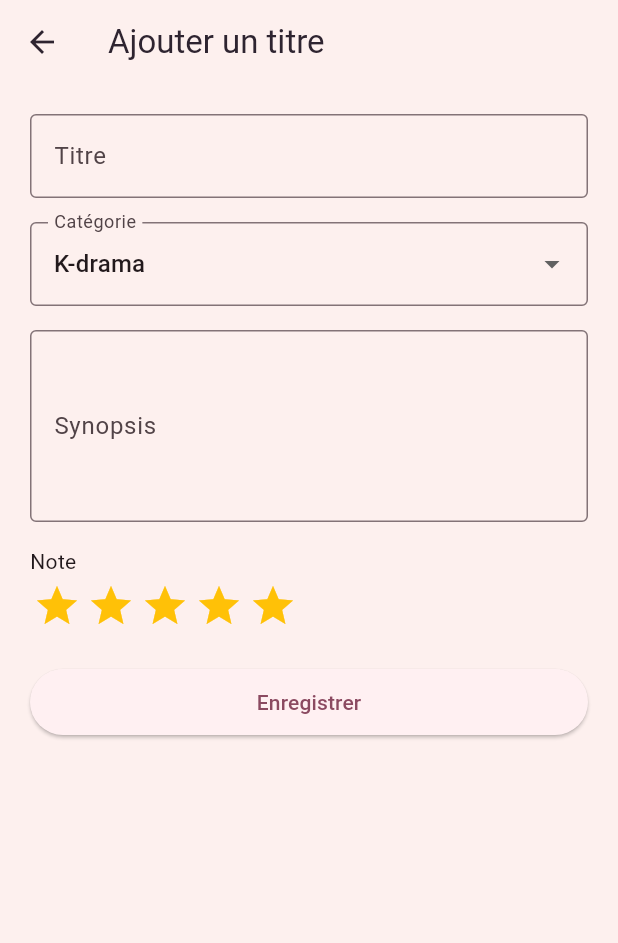
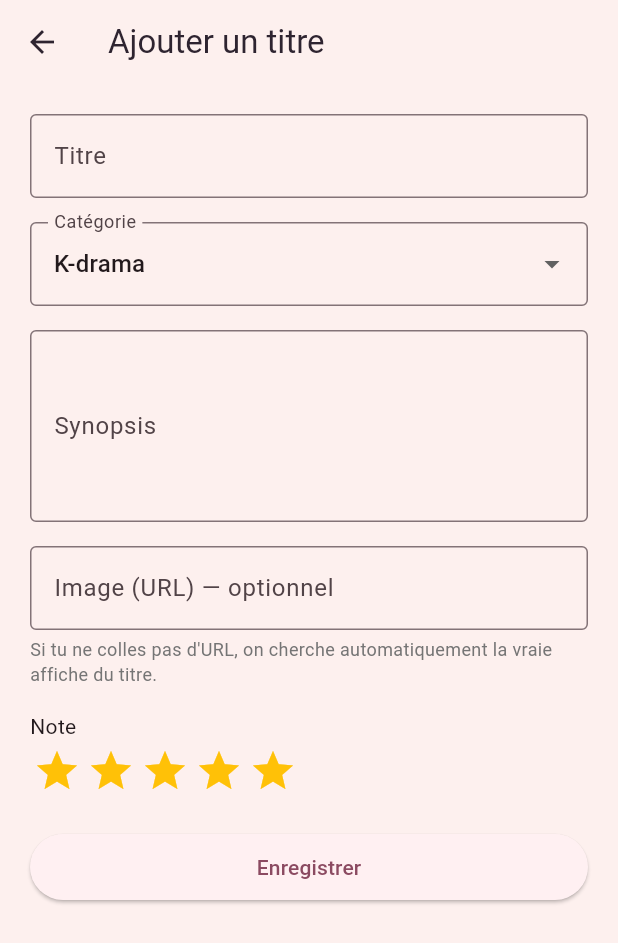
Before and after one commit to Didi17ane/Didi-s-Pop_V2, a Flutter app: the screen it shows after launch, after a tap on "Ajouter", on a phone screen of 412 x 824 dp. Shown: the top 943 px of the screen. Run offline on Flutter 3.47's test engine with Material 3 defaults, Android fonts, the light colour scheme and no system bars; our stand-ins replace go_router, shared_preferences; network calls fail.

Commit message:
[UPDATE]: Limite de Catégorie et titre

```diff
--- a/lib/app_state.dart
+++ b/lib/app_state.dart
@@ -6,6 +6,7 @@ import 'package:shared_preferences/shared_preferences.dart';
 import 'data/sample_data.dart';
 import 'models/app_category.dart';
 import 'models/watchable.dart';
+import 'services/poster_service.dart';
 
 const _kItemsKey = 'didis_pop_items';
 const _kThemeKey = 'didis_pop_theme_mode';
@@ -18,6 +19,9 @@ const _kCategoriesKey = 'didis_pop_categories';
 /// Toutes les mutations sont persistées dans shared_preferences, donc elles
 /// survivent à la fermeture de l'app.
 class AppState extends ChangeNotifier {
+  /// Nombre maximum de catégories (par défaut + personnalisées confondues).
+  static const int maxCategories = 5;
+
   List<Watchable> items = [];
   List<AppCategory> categories = [];
   ThemeMode themeMode = ThemeMode.light;
@@ -37,7 +41,7 @@ class AppState extends ChangeNotifier {
           .map((e) => AppCategory.fromJson(e as Map<String, dynamic>))
           .toList();
     } else {
-      categories = AppCategory.defaults();
+      categories = List<AppCategory>.from(AppCategory.defaults());
     }
 
     final storedItems = prefs.getString(_kItemsKey);
@@ -47,8 +51,22 @@ class AppState extends ChangeNotifier {
           .map((e) => Watchable.fromJson(e as Map<String, dynamic>))
           .toList();
     } else {
-      // Premier lancement : on part des données de démo.
-      items = SampleData.initialList();
+      // Premier lancement : on part des données de démo, mais on tente de
+      // remplacer l'image aléatoire de chaque titre par sa vraie affiche
+      // (même service que pour un ajout manuel, donc la catégorie est bien
+      // prise en compte : Jikan pour "anime", TMDB pour le reste).
+      // Si ça échoue (pas de connexion, pas encore de clé TMDB...), le
+      // titre garde simplement son image de secours — rien ne bloque.
+      final seed = SampleData.initialList();
+      final resolved = <Watchable>[];
+      for (final w in seed) {
+        final found = await PosterService.fetchPosterFor(
+          title: w.title,
+          categoryId: w.categoryId,
+        );
+        resolved.add(found != null ? w.copyWith(imageUrl: found) : w);
+      }
+      items = resolved;
     }
 
     themeMode =
@@ -70,18 +88,37 @@ class AppState extends ChangeNotifier {
     return AppCategory(id: categoryId, name: categoryId, colorValue: 0xFF9E9E9E);
   }
 
-  Future<void> addItem(Watchable item) async {
+  /// Ajoute un titre. Retourne un message d'erreur si un titre du même nom
+  /// existe déjà (comparaison insensible à la casse/espaces), sinon null.
+  Future<String?> addItem(Watchable item) async {
+    final duplicate = items.any((w) =>
+        w.title.trim().toLowerCase() == item.title.trim().toLowerCase());
+    if (duplicate) {
+      return '"${item.title}" est déjà dans ta liste.';
+    }
+
     items.insert(0, item);
     notifyListeners();
     await _persistItems();
+    return null;
   }
 
-  Future<void> updateItem(Watchable item) async {
+  /// Modifie un titre. Retourne un message d'erreur si le nouveau titre
+  /// entre en collision avec un AUTRE titre existant, sinon null.
+  Future<String?> updateItem(Watchable item) async {
+    final duplicate = items.any((w) =>
+        w.id != item.id &&
+        w.title.trim().toLowerCase() == item.title.trim().toLowerCase());
+    if (duplicate) {
+      return '"${item.title}" est déjà dans ta liste.';
+    }
+
     final index = items.indexWhere((w) => w.id == item.id);
-    if (index == -1) return;
+    if (index == -1) return null;
     items[index] = item;
     notifyListeners();
     await _persistItems();
+    return null;
   }
 
   Future<void> deleteItem(String id) async {
@@ -106,16 +143,27 @@ class AppState extends ChangeNotifier {
   }
 
   /// Ajoute une nouvelle catégorie personnalisée. Une couleur est assignée
-  /// automatiquement (rotation dans une petite palette).
-  Future<void> addCategory(String name) async {
+  /// automatiquement (rotation dans une petite palette). Retourne un
+  /// message d'erreur si le nom est vide, en double, ou si la limite de
+  /// [maxCategories] est atteinte — sinon null.
+  Future<String?> addCategory(String name) async {
     final trimmed = name.trim();
-    if (trimmed.isEmpty) return;
+    if (trimmed.isEmpty) return 'Le nom ne peut pas être vide.';
+
+    final duplicate = categories
+        .any((c) => c.name.trim().toLowerCase() == trimmed.toLowerCase());
+    if (duplicate) return 'Cette catégorie existe déjà.';
+
+    if (categories.length >= maxCategories) {
+      return 'Limite de $maxCategories catégories atteinte.';
+    }
 
     final id = DateTime.now().millisecondsSinceEpoch.toString();
     final color = AppCategory.colorForIndex(categories.length);
     categories.add(AppCategory(id: id, name: trimmed, colorValue: color));
     notifyListeners();
     await _persistCategories();
+    return null;
   }
 
   /// Supprime une catégorie ET tous les titres qui lui sont rattachés.
--- /dev/null
+++ b/lib/config/tmdb_config.dart
@@ -0,0 +1,12 @@
+/// Clé API TMDB (gratuite), utilisée pour retrouver automatiquement le
+/// vrai poster d'un titre lors de l'ajout/modification.
+///
+/// Comment l'obtenir :
+/// 1. Crée un compte gratuit sur https://www.themoviedb.org
+/// 2. Va dans Paramètres du compte -> API -> demande une clé (usage
+///    "Développeur", motif "usage personnel" suffit)
+/// 3. Copie la "Clé API (v3 auth)" et colle-la ci-dessous
+///
+/// Tant que ce champ est vide, la recherche TMDB est simplement ignorée
+/// (l'app retombe sur l'image par défaut) — rien ne plante.
+const String tmdbApiKey = '8d4b79ed1832316c99cb6842a460ce6a';
--- a/lib/screens/add_screen.dart
+++ b/lib/screens/add_screen.dart
@@ -2,6 +2,7 @@ import 'package:flutter/material.dart';
 import 'package:go_router/go_router.dart';
 import '../app_state.dart';
 import '../models/watchable.dart';
+import '../services/poster_service.dart';
 import '../widgets/star_rating.dart';
 
 class AddScreen extends StatefulWidget {
@@ -19,8 +20,10 @@ class _AddScreenState extends State<AddScreen> {
 
   late final TextEditingController _titleController;
   late final TextEditingController _synopsisController;
+  late final TextEditingController _imageUrlController;
   late String _categoryId;
   late int _stars; // 1 à 5 ; converti en note /10 au moment d'enregistrer
+  bool _isSaving = false;
 
   bool get _isEditing => widget.editingItem != null;
 
@@ -29,8 +32,8 @@ class _AddScreenState extends State<AddScreen> {
     super.initState();
     final existing = widget.editingItem;
     _titleController = TextEditingController(text: existing?.title ?? '');
-    _synopsisController =
-        TextEditingController(text: existing?.synopsis ?? '');
+    _synopsisController = TextEditingController(text: existing?.synopsis ?? '');
+    _imageUrlController = TextEditingController(text: existing?.imageUrl ?? '');
     // Catégorie existante, ou la première disponible par défaut (il y en a
     // toujours au moins une : K-drama et Anime sont créées au 1er lancement).
     _categoryId = existing?.categoryId ?? widget.appState.categories.first.id;
@@ -42,36 +45,52 @@ class _AddScreenState extends State<AddScreen> {
   void dispose() {
     _titleController.dispose();
     _synopsisController.dispose();
+    _imageUrlController.dispose();
     super.dispose();
   }
 
-  void _submit() {
+  Future<void> _submit() async {
     if (!_formKey.currentState!.validate()) return;
+
+    setState(() => _isSaving = true);
+
+    final title = _titleController.text.trim();
+    var imageUrl = _imageUrlController.text.trim();
+
+    // Si aucune image n'a été collée à la main, on cherche automatiquement
+    // la vraie affiche correspondant au titre. Si rien n'est trouvé (ou
+    // pas de connexion), on retombe sur l'image aléatoire comme avant.
+    if (imageUrl.isEmpty) {
+      final found = await PosterService.fetchPosterFor(
+        title: title,
+        categoryId: _categoryId,
+      );
+      imageUrl = found ?? 'https://picsum.photos/seed/$title/300/420';
+    }
+
+    if (!mounted) return;
 
     final synopsis = _synopsisController.text.trim();
     final existing = widget.editingItem;
 
     final item = Watchable(
       id: existing?.id ?? DateTime.now().millisecondsSinceEpoch.toString(),
-      title: _titleController.text.trim(),
+      title: title,
       categoryId: _categoryId,
       rating: (_stars * 2).toDouble(),
-      imageUrl: existing?.imageUrl ??
-          'https://picsum.photos/seed/${_titleController.text}/300/420',
-      synopsis: synopsis.isEmpty
-          ? 'Ajouté par Didi. Synopsis à compléter.'
-          : synopsis,
+      imageUrl: imageUrl,
+      synopsis: synopsis.isEmpty ? 'Synopsis à compléter.' : synopsis,
     );
 
     if (_isEditing) {
       widget.appState.updateItem(item);
       // On revient au détail (qui affichera la version à jour).
-      context.pop();
+      if (mounted) context.pop();
     } else {
       widget.appState.addItem(item);
       // On revient directement à l'accueil (et pas juste "en arrière"),
       // pour être sûres de retomber sur la liste à jour.
-      context.go('/');
+      if (mounted) context.go('/');
     }
   }
 
@@ -112,8 +131,8 @@ class _AddScreenState extends State<AddScreen> {
                     border: OutlineInputBorder(),
                   ),
                   items: widget.appState.categories
-                      .map((c) => DropdownMenuItem(
-                          value: c.id, child: Text(c.name)))
+                      .map((c) =>
+                          DropdownMenuItem(value: c.id, child: Text(c.name)))
                       .toList(),
                   onChanged: (value) {
                     if (value != null) setState(() => _categoryId = value);
@@ -126,12 +145,29 @@ class _AddScreenState extends State<AddScreen> {
                   maxLines: 4,
                   decoration: const InputDecoration(
                     labelText: 'Synopsis',
-                    hintText: 'Ajouté par Didi. Synopsis à compléter.',
+                    hintText: 'Synopsis à compléter.',
                     border: OutlineInputBorder(),
                   ),
                 ),
                 const SizedBox(height: 16),
-                // Champ 4 : note (1 à 5 étoiles)
+                // Champ 4 : image (optionnel)
+                TextFormField(
+                  controller: _imageUrlController,
+                  decoration: const InputDecoration(
+                    labelText: 'Image (URL) — optionnel',
+                    hintText: 'Laisse vide pour une recherche automatique',
+                    border: OutlineInputBorder(),
+                  ),
+                  keyboardType: TextInputType.url,
+                ),
+                const SizedBox(height: 4),
+                Text(
+                  'Si tu ne colles pas d\'URL, on cherche automatiquement '
+                  'la vraie affiche du titre.',
+                  style: TextStyle(color: Colors.grey[600], fontSize: 12),
+                ),
+                const SizedBox(height: 16),
+                // Champ 5 : note (1 à 5 étoiles)
                 const Text('Note', style: TextStyle(fontSize: 14)),
                 const SizedBox(height: 4),
                 StarRating(
@@ -141,10 +177,19 @@ class _AddScreenState extends State<AddScreen> {
                 ),
                 const SizedBox(height: 24),
                 ElevatedButton(
-                  onPressed: _submit,
+                  onPressed: _isSaving ? null : _submit,
                   child: Padding(
                     padding: const EdgeInsets.symmetric(vertical: 12),
-                    child: Text(_isEditing ? 'Mettre à jour' : 'Enregistrer'),
+                    child: _isSaving
+                        ? const SizedBox(
+                            width: 20,
+                            height: 20,
+                            child: CircularProgressIndicator(
+                              strokeWidth: 2,
+                              color: Colors.white,
+                            ),
+                          )
+                        : Text(_isEditing ? 'Mettre à jour' : 'Enregistrer'),
                   ),
                 ),
               ],
--- a/lib/screens/profile_screen.dart
+++ b/lib/screens/profile_screen.dart
@@ -59,7 +59,11 @@ class _ProfileScreenState extends State<ProfileScreen> {
     );
 
     if (name != null && name.trim().isNotEmpty) {
-      await widget.appState.addCategory(name);
+      final error = await widget.appState.addCategory(name);
+      if (error != null && mounted) {
+        ScaffoldMessenger.of(context)
+            .showSnackBar(SnackBar(content: Text(error)));
+      }
     }
   }
 
@@ -165,7 +169,10 @@ class _ProfileScreenState extends State<ProfileScreen> {
 
                 Row(
                   children: [
-                    const SectionTitle(text: 'Mes catégories'),
+                    SectionTitle(
+                      text:
+                          'Mes catégories (${categories.length}/${AppState.maxCategories})',
+                    ),
                     const Spacer(),
                     IconButton(
                       icon: const Icon(Icons.add_circle_outline),
--- /dev/null
+++ b/lib/services/poster_service.dart
@@ -0,0 +1,80 @@
+import 'dart:convert';
+import 'package:http/http.dart' as http;
+import '../config/tmdb_config.dart';
+
+/// Recherche automatiquement une vraie affiche pour un titre donné.
+/// - Pour la catégorie "anime" : API Jikan (MyAnimeList), gratuite, sans clé.
+/// - Pour tout le reste (K-drama, catégories personnalisées...) : TMDB,
+///   qui couvre bien séries et films, mais nécessite une clé API gratuite
+///   (voir lib/config/tmdb_config.dart).
+///
+/// Retourne `null` si rien n'est trouvé ou en cas d'erreur réseau —
+/// l'écran appelant retombe alors sur l'image par défaut actuelle.
+class PosterService {
+  static Future<String?> fetchPosterFor({
+    required String title,
+    required String categoryId,
+  }) async {
+    if (title.trim().isEmpty) return null;
+
+    try {
+      if (categoryId == 'anime') {
+        final fromJikan = await _fetchFromJikan(title);
+        if (fromJikan != null) return fromJikan;
+      }
+      // Pour les autres catégories (et en repli pour l'anime si Jikan n'a
+      // rien trouvé), on tente TMDB.
+      return await _fetchFromTmdb(title);
+    } catch (_) {
+      // Erreur réseau, API indisponible, timeout... on ne bloque jamais
+      // l'ajout d'un titre pour ça.
+      return null;
+    }
+  }
+
+  static Future<String?> _fetchFromJikan(String title) async {
+    final uri = Uri.parse(
+      'https://api.jikan.moe/v4/anime?q=${Uri.encodeQueryComponent(title)}&limit=1',
+    );
+    final response = await http.get(uri).timeout(const Duration(seconds: 8));
+    if (response.statusCode != 200) return null;
+
+    final body = jsonDecode(response.body) as Map<String, dynamic>;
+    final data = body['data'] as List<dynamic>?;
+    if (data == null || data.isEmpty) return null;
+
+    final images = data.first['images'] as Map<String, dynamic>?;
+    final jpg = images?['jpg'] as Map<String, dynamic>?;
+    return (jpg?['large_image_url'] ?? jpg?['image_url']) as String?;
+  }
+
+  static Future<String?> _fetchFromTmdb(String title) async {
+    if (tmdbApiKey.isEmpty) return null;
+
+    final uri = Uri.parse(
+      'https://api.themoviedb.org/3/search/multi'
+      '?api_key=$tmdbApiKey'
+      '&query=${Uri.encodeQueryComponent(title)}'
+      '&include_adult=false&language=fr-FR',
+    );
+    final response = await http.get(uri).timeout(const Duration(seconds: 8));
+    if (response.statusCode != 200) return null;
+
+    final body = jsonDecode(response.body) as Map<String, dynamic>;
+    final results = body['results'] as List<dynamic>?;
+    if (results == null) return null;
+
+    for (final r in results) {
+      final map = r as Map<String, dynamic>;
+      final mediaType = map['media_type'] as String?;
+      final posterPath = map['poster_path'] as String?;
+      // On ignore les résultats "person" (acteurs/actrices) et ceux sans
+      // affiche disponible.
+      if ((mediaType == 'tv' || mediaType == 'movie') &&
+          posterPath != null) {
+        return 'https://image.tmdb.org/t/p/w500$posterPath';
+      }
+    }
+    return null;
+  }
+}
--- a/lib/widgets/star_rating.dart
+++ b/lib/widgets/star_rating.dart
@@ -1,9 +1,9 @@
 import 'package:flutter/material.dart';
 
 /// Rangée de 5 étoiles. En lecture seule si [onChanged] est null,
-/// sinon chaque étoile devient tapable pour choisir une note de 1 à 5.
+/// sinon chaque étoile devient tapable pour choisir une note entière de 1 à 5.
 class StarRating extends StatelessWidget {
-  final double value; // 0 à 5, peut être décimal en lecture seule
+  final double value; // 0 à 5 (entier en mode sélection)
   final double size;
   final ValueChanged<int>? onChanged;
 
--- a/pubspec.yaml
+++ b/pubspec.yaml
@@ -12,6 +12,7 @@ dependencies:
   go_router: ^14.2.0
   cupertino_icons: ^1.0.8
   shared_preferences: ^2.3.2
+  http: ^1.2.2
 
 dev_dependencies:
   flutter_test:
```
Also changed, not shown: pubspec.lock.
